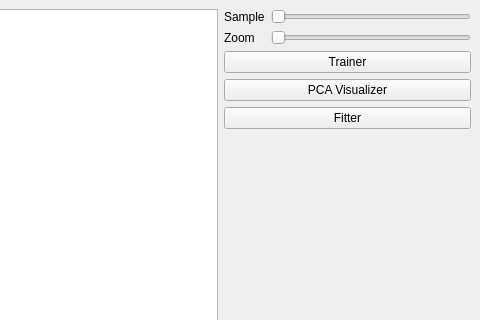
Qt form gui/qt/mainwindow.ui (BetaRavener/TeethCV) before a commit; both pictures show x 320 to 800 and y 0 to 320 of the 800 by 600 pixel window.
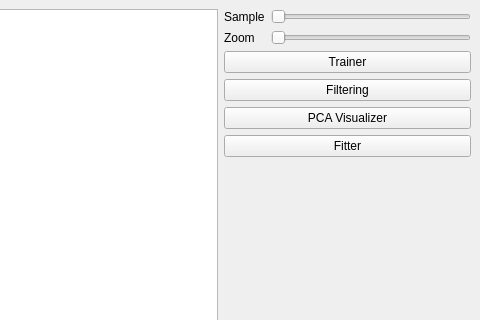
The same form after that commit.

Commit message: Better filtering options.

Diff of the .ui file:
```diff
--- a/gui/qt/mainwindow.ui
+++ b/gui/qt/mainwindow.ui
@@ -99,6 +99,13 @@
         </property>
        </widget>
       </item>
+      <item>
+       <widget class="QPushButton" name="filteringButton">
+        <property name="text">
+         <string>Filtering</string>
+        </property>
+       </widget>
+      </item>
       <item>
        <widget class="QPushButton" name="pcaVisualizerButton">
         <property name="text">
```
The commit also changes 11 other files.
